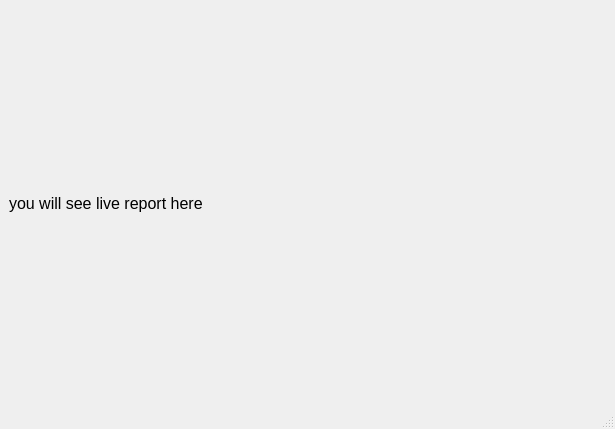
This is GuiQt/LiveReport.ui in rabbittx/instagram_bot_InstaPy_GUI as Qt 5 draws it before an edit. The edited form follows.
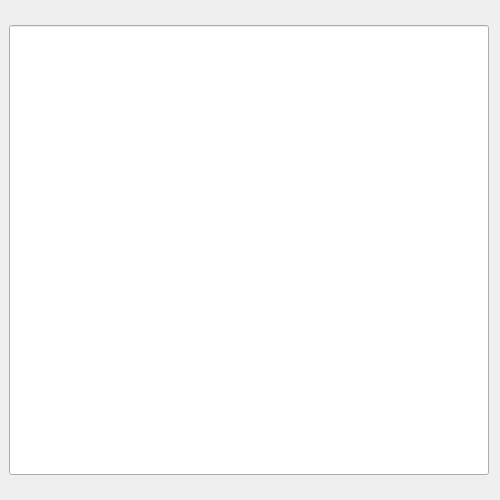
This is the edited form.

Patch:
```diff
--- a/GuiQt/LiveReport.ui
+++ b/GuiQt/LiveReport.ui
@@ -6,30 +6,48 @@
    <rect>
     <x>0</x>
     <y>0</y>
-    <width>615</width>
-    <height>429</height>
+    <width>500</width>
+    <height>500</height>
    </rect>
   </property>
+  <property name="minimumSize">
+   <size>
+    <width>500</width>
+    <height>500</height>
+   </size>
+  </property>
+  <property name="maximumSize">
+   <size>
+    <width>500</width>
+    <height>500</height>
+   </size>
+  </property>
   <property name="windowTitle">
    <string>LiveReport</string>
   </property>
   <widget class="QWidget" name="centralwidget">
    <layout class="QVBoxLayout" name="verticalLayout">
     <item>
-     <widget class="QLabel" name="liveReport">
-      <property name="font">
-       <font>
-        <pointsize>12</pointsize>
-       </font>
+     <widget class="QLineEdit" name="report_info">
+      <property name="minimumSize">
+       <size>
+        <width>480</width>
+        <height>440</height>
+       </size>
       </property>
-      <property name="text">
-       <string>you will see live report here</string>
+      <property name="maximumSize">
+       <size>
+        <width>450</width>
+        <height>450</height>
+       </size>
+      </property>
+      <property name="readOnly">
+       <bool>true</bool>
       </property>
      </widget>
     </item>
    </layout>
   </widget>
-  <widget class="QStatusBar" name="statusbar"/>
  </widget>
  <resources/>
  <connections/>
```
